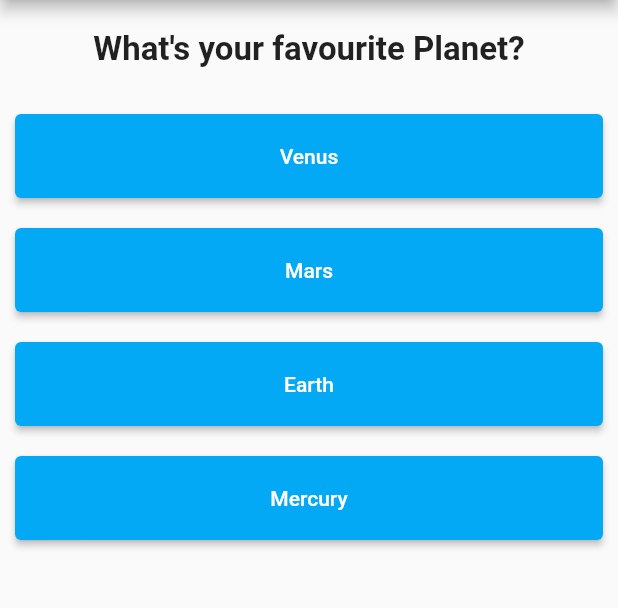
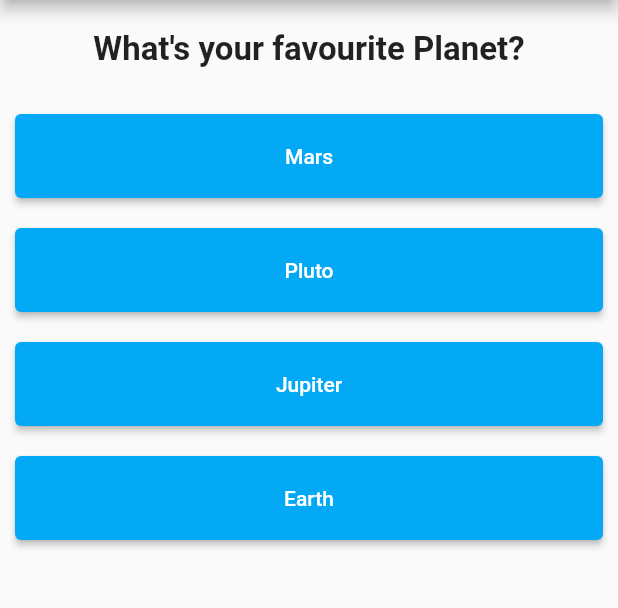
Before and after one commit to My-Personal-Flutter/first_app, a Flutter app: the screen it shows after launch, after a tap on "Red", after a tap on "Snake", on a phone screen of 412 x 824 dp, the part 84-692 px from its top. Run offline on Flutter 3.47's test engine with Material 2 defaults, Android fonts, the phone set to English and light mode, and no system bars.

Commit message:
working on the project firstapp

```diff
--- a/lib/main.dart
+++ b/lib/main.dart
@@ -1,6 +1,6 @@
-import 'package:first_app/Answer.dart';
+import 'package:first_app/quiz.dart';
+import 'package:first_app/result.dart';
 import 'package:flutter/material.dart';
-import 'package:first_app/Question.dart';
 
 void main() => runApp(MyApp());
 
@@ -13,31 +13,61 @@ class MyApp extends StatefulWidget {
 
 class _MyAppState extends State<MyApp> {
   var _questionIndex = 0;
+  var _totalScore = 0;
 
-  void _answerQuestion() {
+  void _answerQuestion(int score) {
+    _totalScore += score;
     setState(() {
       // if (_questionIndex < questions.length) _questionIndex++;
       _questionIndex++;
     });
     print(_questionIndex);
+    print(_totalScore);
   }
 
-  static const questions = [
+  void _resetQuiz() {
+    setState(() {
+      _totalScore = 0;
+      _questionIndex = 0;
+    });
+  }
+
+  static const _questions = [
     {
       "questionText": "What\'s your favourite color?",
-      "answers": ['Black', 'Red', "Blue", "Green"]
+      "answers": [
+        {"text": 'Black', "score": 10},
+        {"text": 'Red', "score": 6},
+        {"text": 'Green', "score": 7},
+        {"text": 'Blue', "score": 9},
+      ]
     },
     {
       "questionText": 'What\'s your favourite animal?',
-      "answers": ['Rabbit', 'Bat', "Dragon", "Snake"]
+      "answers": [
+        {"text": 'Rabbit', "score": 10},
+        {"text": 'Cat', "score": 6},
+        {"text": 'Dog', "score": 7},
+        {"text": 'Snake', "score": 9},
+      ]
     },
     {
       "questionText": 'What\'s your favourite Planet?',
-      "answers": ['Mercury', 'Venus', "Earth", "Mars"]
+      "answers": [
+        {"text": 'Earth', "score": 10},
+        {"text": 'Mars', "score": 6},
+        {"text": 'Jupiter', "score": 7},
+        {"text": 'Pluto', "score": 9},
+      ]
     },
     {
       "questionText": 'What\'s your favourite Country?',
-      "answers": ['Pakistan', 'France', "America", "Saudi Arabia"]
+      "answers": [
+        {"text": 'Pakistan', "score": 10},
+        {"text": 'America', "score": 6},
+        {"text": 'France', "score": 7},
+        {"text": 'Dubai', "score": 9},
+      ]
     },
   ];
 
@@ -49,34 +79,15 @@ class _MyAppState extends State<MyApp> {
           title: Text("My First App"),
           centerTitle: false,
         ),
-        body: _questionIndex < questions.length
-            ? Column(
-                children: <Widget>[
-                  Question(questions[_questionIndex]["questionText"] as String),
-                  ...(questions[_questionIndex]["answers"] as List<String>)
-                      .map((answer) {
-                    return Answer(
-                      answerSelectHandler: _answerQuestion,
-                      answerText: answer,
-                    );
-                  }).toList()
-                    ..shuffle()
-                ],
+        body: _questionIndex < _questions.length
+            ? Quiz(
+                questions: _questions,
+                questionIndex: _questionIndex,
+                answerQuestion: _answerQuestion,
               )
-            : Center(
-                child: Container(
-                  width: double.infinity,
-                  margin: EdgeInsets.all(10),
-                  padding: EdgeInsets.all(10),
-                  child: Text(
-                    "You Did it Bro ..!",
-                    style: TextStyle(
-                      fontSize: 22,
-                      fontWeight: FontWeight.bold,
-                    ),
-                    textAlign: TextAlign.center,
-                  ),
-                ),
+            : Result(
+                resetQuiz: _resetQuiz,
+                resultScore: _totalScore,
               ),
       ),
     );
--- /dev/null
+++ b/lib/quiz.dart
@@ -0,0 +1,33 @@
+import 'package:flutter/material.dart';
+
+import 'answer.dart';
+import 'question.dart';
+
+class Quiz extends StatelessWidget {
+  final List<Map<String, Object>> questions;
+  final int questionIndex;
+  final Function answerQuestion;
+
+  Quiz({
+    required this.questions,
+    required this.questionIndex,
+    required this.answerQuestion,
+  });
+
+  @override
+  Widget build(BuildContext context) {
+    return Column(
+      children: <Widget>[
+        Question(questions[questionIndex]["questionText"] as String),
+        ...(questions[questionIndex]["answers"] as List<Map<String, Object>>)
+            .map((answer) {
+          return Answer(
+            answerSelectHandler: () => answerQuestion(answer['score']),
+            answerText: answer['text'] as String,
+          );
+        }).toList()
+          ..shuffle()
+      ],
+    );
+  }
+}
```
Also changed, not shown: lib/result.dart (added, +50 -0 lines).
